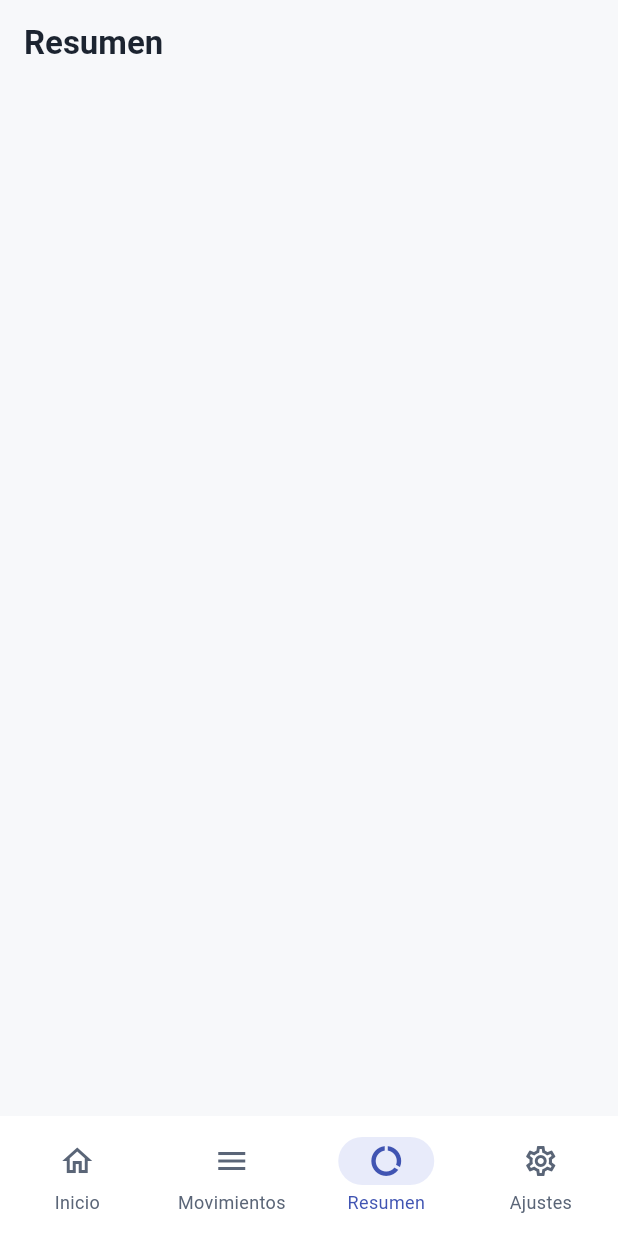
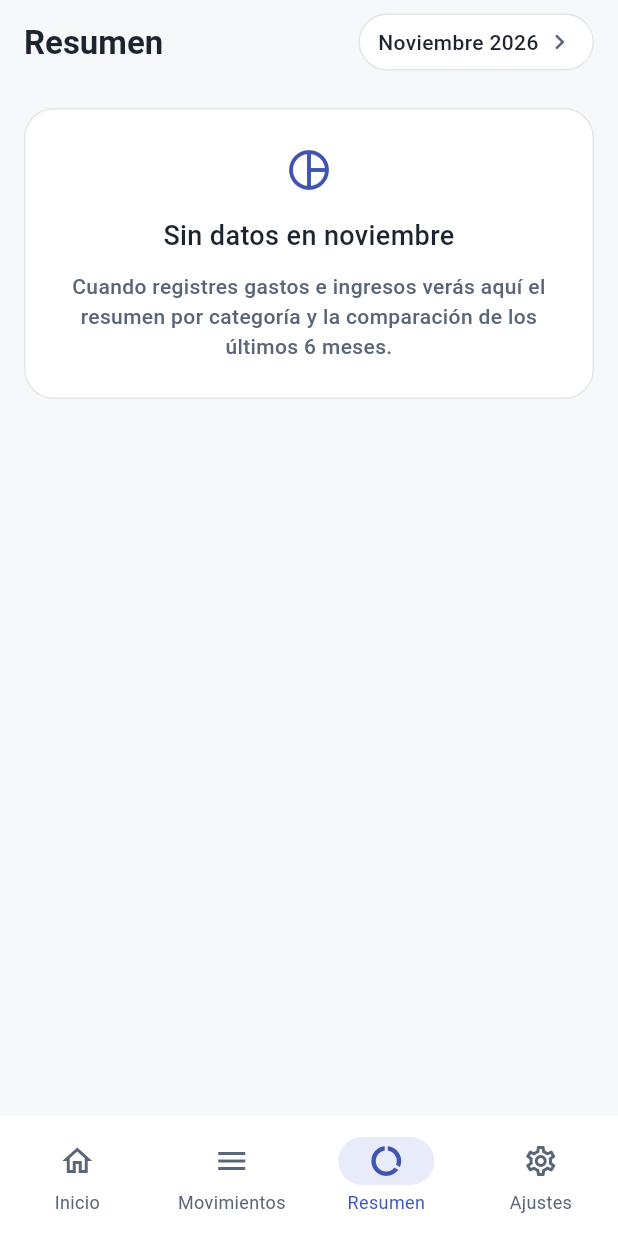
Before and after one commit to LuisibrosGD/app-gastos, a Flutter app: the ResumenScreen screen opened by its route, on a phone screen of 412 x 824 dp. Run offline on Flutter 3.47's test engine with Material 3 defaults, Android fonts, the phone set to English and light mode, and no system bars; our stand-ins replace drift, drift_flutter, fl_chart, flutter_local_notifications, flutter_riverpod, go_router and 2 more; accounts and stored records are empty; generated files the repository leaves out were written again.

Commit message:
feat(resumen): pantalla P06 con donut por categoría y barras de 6 meses (tarea 015)

```diff
--- a/lib/core/l10n/app_es.arb
+++ b/lib/core/l10n/app_es.arb
@@ -176,6 +176,18 @@
   "sinMovimientosInicioTitulo": "Aún no hay movimientos",
   "sinMovimientosInicioAyuda": "Registra tu primer gasto o ingreso para ver tu balance y tus resúmenes.",
   "resumenTitulo": "Resumen",
+  "resumenGastos": "Gastos",
+  "resumenIngresos": "Ingresos",
+  "resumenIngresosVsGastos": "Ingresos vs. gastos",
+  "resumenSinDatosTitulo": "Sin datos en {mes}",
+  "@resumenSinDatosTitulo": {
+    "placeholders": {
+      "mes": {
+        "type": "String"
+      }
+    }
+  },
+  "resumenSinDatosCuerpo": "Cuando registres gastos e ingresos verás aquí el resumen por categoría y la comparación de los últimos 6 meses.",
   "ajustesTitulo": "Ajustes",
   "preferencias": "Preferencias",
   "organizacion": "Organización",
--- a/lib/core/l10n/app_localizations.dart
+++ b/lib/core/l10n/app_localizations.dart
@@ -596,6 +596,36 @@ abstract class AppLocalizations {
   /// **'Resumen'**
   String get resumenTitulo;
 
+  /// No description provided for @resumenGastos.
+  ///
+  /// In es, this message translates to:
+  /// **'Gastos'**
+  String get resumenGastos;
+
+  /// No description provided for @resumenIngresos.
+  ///
+  /// In es, this message translates to:
+  /// **'Ingresos'**
+  String get resumenIngresos;
+
+  /// No description provided for @resumenIngresosVsGastos.
+  ///
+  /// In es, this message translates to:
+  /// **'Ingresos vs. gastos'**
+  String get resumenIngresosVsGastos;
+
+  /// No description provided for @resumenSinDatosTitulo.
+  ///
+  /// In es, this message translates to:
+  /// **'Sin datos en {mes}'**
+  String resumenSinDatosTitulo(String mes);
+
+  /// No description provided for @resumenSinDatosCuerpo.
+  ///
+  /// In es, this message translates to:
+  /// **'Cuando registres gastos e ingresos verás aquí el resumen por categoría y la comparación de los últimos 6 meses.'**
+  String get resumenSinDatosCuerpo;
+
   /// No description provided for @ajustesTitulo.
   ///
   /// In es, this message translates to:
--- a/lib/core/l10n/app_localizations_es.dart
+++ b/lib/core/l10n/app_localizations_es.dart
@@ -275,6 +275,24 @@ class AppLocalizationsEs extends AppLocalizations {
   String get resumenTitulo => 'Resumen';
 
   @override
+  String get resumenGastos => 'Gastos';
+
+  @override
+  String get resumenIngresos => 'Ingresos';
+
+  @override
+  String get resumenIngresosVsGastos => 'Ingresos vs. gastos';
+
+  @override
+  String resumenSinDatosTitulo(String mes) {
+    return 'Sin datos en $mes';
+  }
+
+  @override
+  String get resumenSinDatosCuerpo =>
+      'Cuando registres gastos e ingresos verás aquí el resumen por categoría y la comparación de los últimos 6 meses.';
+
+  @override
   String get ajustesTitulo => 'Ajustes';
 
   @override
--- a/lib/features/resumen/ui/resumen_screen.dart
+++ b/lib/features/resumen/ui/resumen_screen.dart
@@ -1,15 +1,31 @@
 import 'package:flutter/material.dart';
+import 'package:flutter_riverpod/flutter_riverpod.dart';
+import 'package:intl/intl.dart';
 
 import '../../../core/l10n/app_localizations.dart';
 import '../../../core/theme/colores.dart';
+import '../../../core/theme/dimensiones.dart';
 import '../../../core/theme/tipografia.dart';
+import '../../../core/utils/fechas.dart';
+import '../../movimientos/ui/widgets/selector_mes.dart';
+import '../providers/resumen_providers.dart';
+import 'widgets/grafico_categorias.dart';
+import 'widgets/grafico_meses.dart';
 
-class ResumenScreen extends StatelessWidget {
+class ResumenScreen extends ConsumerStatefulWidget {
   const ResumenScreen({super.key});
+
+  @override
+  ConsumerState<ResumenScreen> createState() => _ResumenScreenState();
+}
+
+class _ResumenScreenState extends ConsumerState<ResumenScreen> {
+  late DateTime _mes = inicioMes(DateTime.now());
 
   @override
   Widget build(BuildContext context) {
     final l10n = AppLocalizations.of(context);
+    final gastos = ref.watch(gastosPorCategoriaProvider(_mes));
 
     return Scaffold(
       appBar: AppBar(
@@ -21,8 +37,95 @@ class ResumenScreen extends StatelessWidget {
           l10n.resumenTitulo,
           style: AppTexto.titulo.copyWith(color: AppColores.textoPrincipal),
         ),
+        actions: [
+          SelectorMes(
+            mes: _mes,
+            onCambio: (mes) => setState(() => _mes = inicioMes(mes)),
+          ),
+          const SizedBox(width: AppEspacio.l),
+        ],
       ),
-      body: const SizedBox.shrink(),
+      body: gastos.when(
+        data: (lista) => lista.isEmpty
+            ? _SinDatos(mes: _mes)
+            : ListView(
+                padding: const EdgeInsets.all(AppEspacio.l),
+                children: [
+                  GraficoCategorias(gastos: lista),
+                  const SizedBox(height: AppEspacio.m),
+                  _Meses(mesFinal: _mes),
+                ],
+              ),
+        loading: () => const Center(child: CircularProgressIndicator()),
+        error: (error, stackTrace) => const SizedBox.shrink(),
+      ),
     );
   }
 }
+
+class _Meses extends ConsumerWidget {
+  const _Meses({required this.mesFinal});
+
+  final DateTime mesFinal;
+
+  @override
+  Widget build(BuildContext context, WidgetRef ref) {
+    final totales = ref.watch(ultimosMesesProvider(mesFinal));
+
+    return totales.when(
+      data: (lista) => GraficoMeses(totales: lista),
+      loading: () => const SizedBox(height: 240),
+      error: (error, stackTrace) => const SizedBox.shrink(),
+    );
+  }
+}
+
+class _SinDatos extends StatelessWidget {
+  const _SinDatos({required this.mes});
+
+  final DateTime mes;
+
+  @override
+  Widget build(BuildContext context) {
+    final l10n = AppLocalizations.of(context);
+    final locale = Localizations.localeOf(context).languageCode;
+    final nombre = DateFormat('MMMM', locale).format(mes);
+
+    return ListView(
+      padding: const EdgeInsets.all(AppEspacio.l),
+      children: [
+        Container(
+          padding: const EdgeInsets.all(AppEspacio.xl),
+          decoration: BoxDecoration(
+            color: AppColores.superficie,
+            borderRadius: BorderRadius.circular(AppRadio.l),
+            border: Border.all(color: AppColores.borde),
+          ),
+          child: Column(
+            children: [
+              const Icon(
+                Icons.pie_chart_outline,
+                size: AppEspacio.xxl,
+                color: AppColores.primario,
+              ),
+              const SizedBox(height: AppEspacio.l),
+              Text(
+                l10n.resumenSinDatosTitulo(nombre),
+                textAlign: TextAlign.center,
+                style: AppTexto.subtitulo,
+              ),
+              const SizedBox(height: AppEspacio.m),
+              Text(
+                l10n.resumenSinDatosCuerpo,
+                textAlign: TextAlign.center,
+                style: AppTexto.etiqueta.copyWith(
+                  color: AppColores.textoSecundario,
+                ),
+              ),
+            ],
+          ),
+        ),
+      ],
+    );
+  }
+}
```
Also changed, not shown: lib/core/l10n/app_en.arb (+12 -0 lines), lib/core/l10n/app_localizations_en.dart (+18 -0 lines), lib/features/resumen/data/resumen_repository.dart (added, +132 -0 lines), lib/features/resumen/providers/resumen_providers.dart (added, +22 -0 lines), lib/features/resumen/ui/widgets/grafico_categorias.dart (added, +111 -0 lines), lib/features/resumen/ui/widgets/grafico_meses.dart (added, +146 -0 lines), lib/features/resumen/providers/resumen_providers.g.dart (added), 4 other files.
